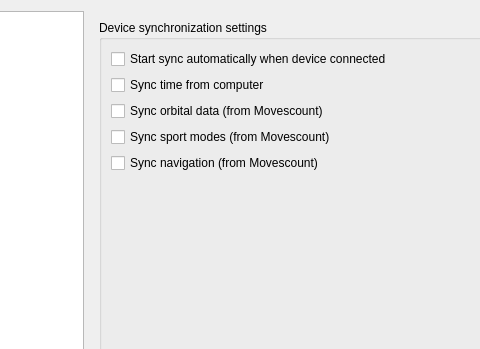
Above: src/openambit/settingsdialog.ui from openambitproject/openambit before the change; both pictures show x 107 to 587 and y 0 to 349 of the 734 by 438 pixel window. Below: the same form after it.
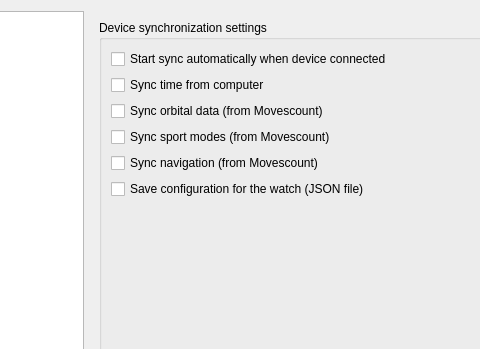
That is the form after the change. Icons and pictures are not drawn.

Commit message:
Add sync menu option for synchronize Watch Apps
- The entry is "Save configuration for the watch (JSON file)"
- When this option is activated, watch aps and settings will be stored
on openambit config folder as JSON files (apprules and settings"

Diff of the .ui file:
```diff
--- a/src/openambit/settingsdialog.ui
+++ b/src/openambit/settingsdialog.ui
@@ -172,6 +172,13 @@
                 </property>
                </widget>
               </item>
+              <item row="6" column="0">
+               <widget class="QCheckBox" name="checkBoxSyncWatchJsonConfig">
+                <property name="text">
+                 <string>Save configuration for the watch (JSON file)</string>
+                </property>
+               </widget>
+              </item>
              </layout>
             </widget>
            </item>
```
The commit also changes 6 other files.
